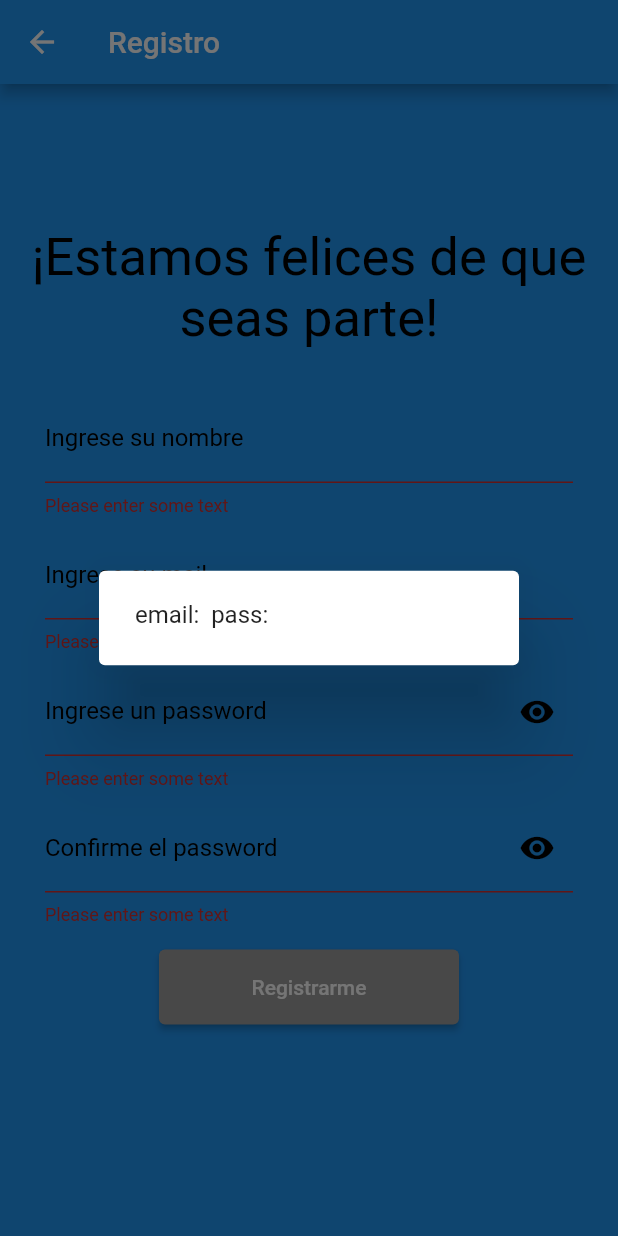
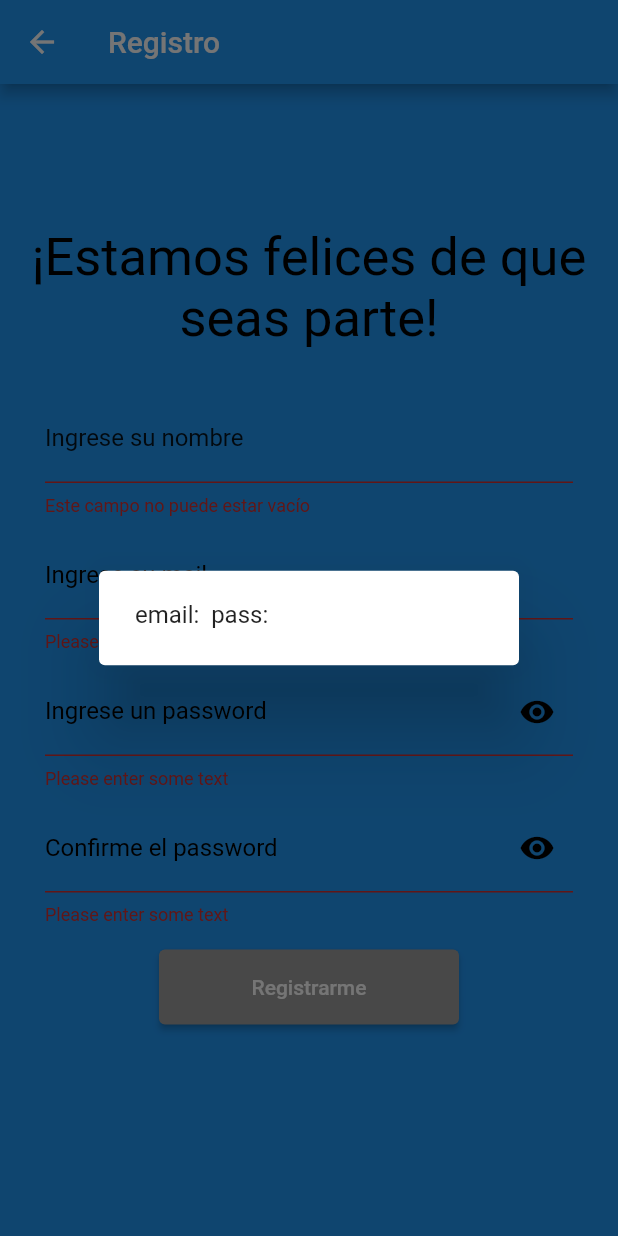
Before and after one commit to No-Country/c9-49-m-flutter, a Flutter app: the FormScreen screen opened by its route, after a tap on "Registrarme", on a phone screen of 412 x 824 dp. Run offline on Flutter 3.47's test engine with Material 2 defaults, Android fonts, the light colour scheme and no system bars.

Commit message:
Add FormInput widget

```diff
--- a/lib/screens/Landing/login_form.dart
+++ b/lib/screens/Landing/login_form.dart
@@ -2,6 +2,8 @@ import "package:flutter/material.dart";
 import "../../widgets/primary_button.dart";
 
 class LoginScreen extends StatelessWidget {
+  const LoginScreen({super.key});
+
   @override
   Widget build(BuildContext context) {
     return Scaffold(
--- a/lib/screens/Landing/register_form.dart
+++ b/lib/screens/Landing/register_form.dart
@@ -1,4 +1,5 @@
 import "package:flutter/material.dart";
+import "../../widgets/form_input.dart";
 
 class FormScreen extends StatelessWidget {
   @override
@@ -71,31 +72,7 @@ class _FormRegisterState extends State<FormRegister> {
             children: [
               Container(
                 padding: EdgeInsets.fromLTRB(0, 0, 0, 10),
-                child: TextFormField(
-                  decoration: InputDecoration(
-                      labelText: 'Ingrese su nombre',
-                      labelStyle: TextStyle(
-                        color: Colors.black,
-                      ),
-                      hintText: 'Chat Lingo',
-                      hintStyle: TextStyle(color: Colors.black),
-                      enabledBorder: OutlineInputBorder(
-                        borderSide: BorderSide(
-                            width: 3, color: Color.fromARGB(255, 0, 0, 0)),
-                        borderRadius: BorderRadius.circular(5),
-                      ),
-                      focusedBorder: OutlineInputBorder(
-                        borderSide: BorderSide(
-                            width: 3, color: Color.fromARGB(255, 0, 0, 0)),
-                      )),
-                  controller: nameCtrl,
-                  validator: (value) {
-                    if (value!.isEmpty) {
-                      return "Please enter some text";
-                    }
-                    return null;
-                  },
-                ),
+                child: FormInput(label: "Ingrese su nombre", controller: nameCtrl),
               ),
               Container(
                 padding: EdgeInsets.fromLTRB(0, 0, 0, 10),
--- /dev/null
+++ b/lib/widgets/form_input.dart
@@ -0,0 +1,39 @@
+import "package:flutter/material.dart";
+
+class FormInput extends StatelessWidget {
+  final String label;
+  final TextEditingController controller;
+
+  const FormInput({super.key, required this.label, required this.controller});
+
+  @override
+  Widget build(BuildContext context) {
+    return TextFormField(
+      decoration: InputDecoration(
+        labelText: label,
+        labelStyle: const TextStyle(
+          color: Color.fromRGBO(0, 0, 0, 0.87),
+        ),
+        // hintText: 'Chat Lingo',
+        // hintStyle: const TextStyle(color: Colors.black),
+        enabledBorder: OutlineInputBorder(
+          borderSide: const BorderSide(
+            width: 1, color: Color.fromARGB(98, 0, 238, 1)
+          ),
+          borderRadius: BorderRadius.circular(4),
+        ),
+        focusedBorder: const OutlineInputBorder(
+          borderSide: BorderSide(
+            width: 2, color: Color.fromARGB(98, 0, 238, 1)
+          ),
+        )),
+      controller: controller,
+      validator: (value) {
+        if (value!.isEmpty) {
+          return "Este campo no puede estar vacío";
+        }
+        return null;
+      },
+    );
+  }
+}
```
